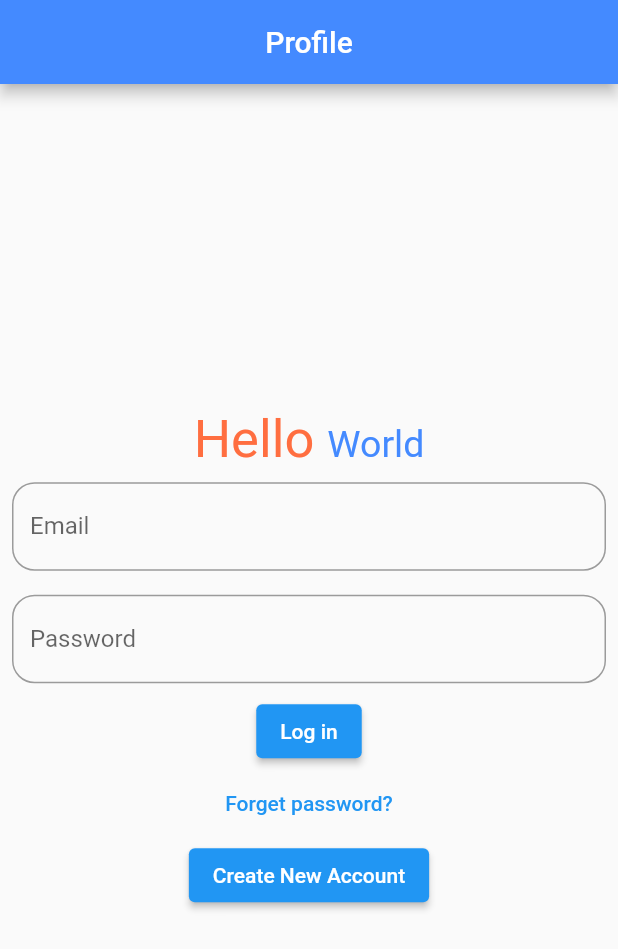
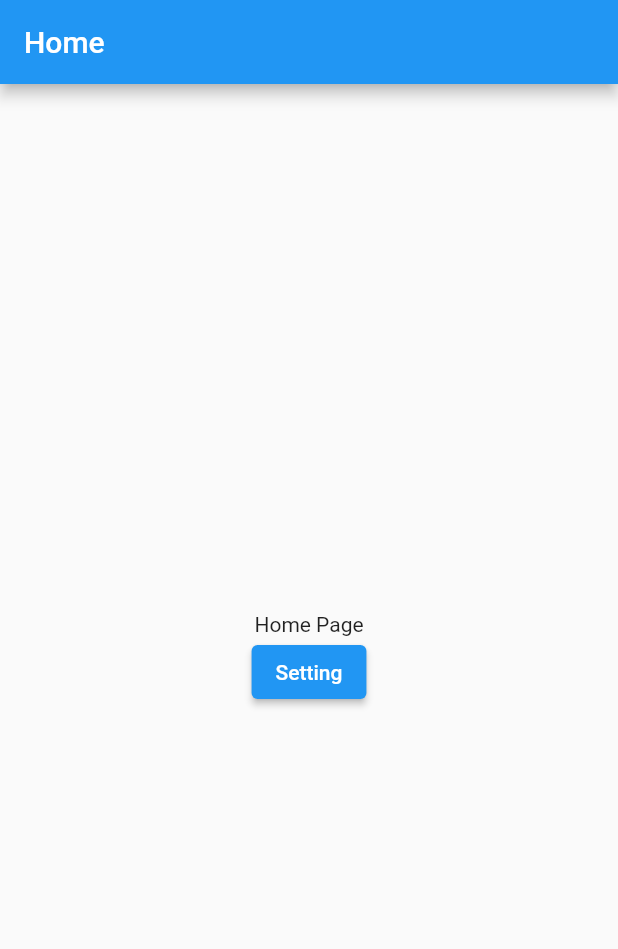
Before and after one commit to ahmedhossain29/flutter_practice, a Flutter app: the screen it shows after launch, on a phone screen of 412 x 824 dp. Shown: the top 949 px of the screen. Run offline on Flutter 3.47's test engine with Material 2 defaults, Android fonts, the phone set to English and light mode, and no system bars.

```diff
--- a/lib/main.dart
+++ b/lib/main.dart
@@ -1,11 +1,11 @@
 import 'package:flutter/material.dart';
 
 void main() {
-  runApp(const MyApp());
+  runApp( const MyApp());
 }
 
 class MyApp extends StatelessWidget {
-  const MyApp({super.key});
+   const MyApp({super.key});
 
   // This widget is the root of your application.
   @override
@@ -15,7 +15,6 @@ class MyApp extends StatelessWidget {
     );
   }
 }
-
 class MyHomePage extends StatefulWidget {
   const MyHomePage({super.key});
 
@@ -24,44 +23,46 @@ class MyHomePage extends StatefulWidget {
 }
 
 class _MyHomePageState extends State<MyHomePage> {
+  var name="Hossain";
   @override
   Widget build(BuildContext context) {
     return Scaffold(
-      appBar: AppBar(
-        backgroundColor: Colors.blueAccent,
-        title:const Center(child: Text('Profile',style: TextStyle(color: Colors.white),)),
-      ),
+      appBar: AppBar(title: const Text("Home"),),
       body:  Center(
         child: Column(
-         mainAxisAlignment: MainAxisAlignment.center,
+          mainAxisAlignment: MainAxisAlignment.center,
+          children: [
+            const Text("Home Page"),
+            ElevatedButton(onPressed: (){
+              Navigator.push(context, MaterialPageRoute(builder: (context)=>SettingScreen()));
+            }, child: const Text("Setting")),
+          ],
+        ),
+      ),
+    );
+  }
+}
 
+class SettingScreen extends StatefulWidget {
+  const SettingScreen({super.key});
+
+  @override
+  State<SettingScreen> createState() => _SettingScreenState();
+}
+
+class _SettingScreenState extends State<SettingScreen> {
+  @override
+  Widget build(BuildContext context) {
+    return Scaffold(
+      appBar: AppBar(title: const Text("Setting"),),
+      body:  Center(
+        child: Column(
+          mainAxisAlignment: MainAxisAlignment.center,
           children: [
-            RichText(text:const TextSpan(text: 'Hello ',style: TextStyle(fontSize: 35,color: Colors.deepOrangeAccent),children: [
-
-              TextSpan(text: 'World',style: TextStyle(fontSize: 25,color: Colors.blueAccent)),
-            ]),),
-
-            Padding(
-              padding: const EdgeInsets.all(8.0),
-              child: TextField(decoration: InputDecoration(
-                label: Text("Email"),
-                hintText: "Enter Email Address",
-                border: OutlineInputBorder(borderRadius: BorderRadius.circular(15)),
-              ),),
-            ),
-            Padding(
-              padding: const EdgeInsets.all(8.0),
-              child: TextField(decoration: InputDecoration(
-                label: Text("Password"),
-                hintText: "Password",
-                border: OutlineInputBorder(borderRadius: BorderRadius.circular(15)),
-              ),),
-            ),
-
-            ElevatedButton(onPressed: (){}, child: Text("Log in")),
-            TextButton(onPressed: (){}, child: Text("Forget password?")),
-            ElevatedButton(onPressed: (){}, child: Text("Create New Account")),
-
+            Text("Setting Page"),
+            ElevatedButton(onPressed: (){
+              Navigator.push(context, MaterialPageRoute(builder: (context)=>productPage()));
+            }, child: Text("Test")),
 
           ],
         ),
@@ -69,3 +70,24 @@ class _MyHomePageState extends State<MyHomePage> {
     );
   }
 }
+
+class productPage extends StatelessWidget {
+  const productPage({super.key});
+
+  @override
+  Widget build(BuildContext context) {
+    return  Scaffold(
+        appBar: AppBar(title: const Text("Test"),),
+    body:  Center(
+    child: Column(
+    mainAxisAlignment: MainAxisAlignment.center,
+    children: [
+    Text("Test Page"),
+      ElevatedButton(onPressed: (){
+        Navigator.pushAndRemoveUntil(context, MaterialPageRoute(builder: (context)=>MyHomePage()),(route)=>false);
+      }, child: Text("Details")),
+    ],
+    ),
+    ),);
+  }
+}
```
